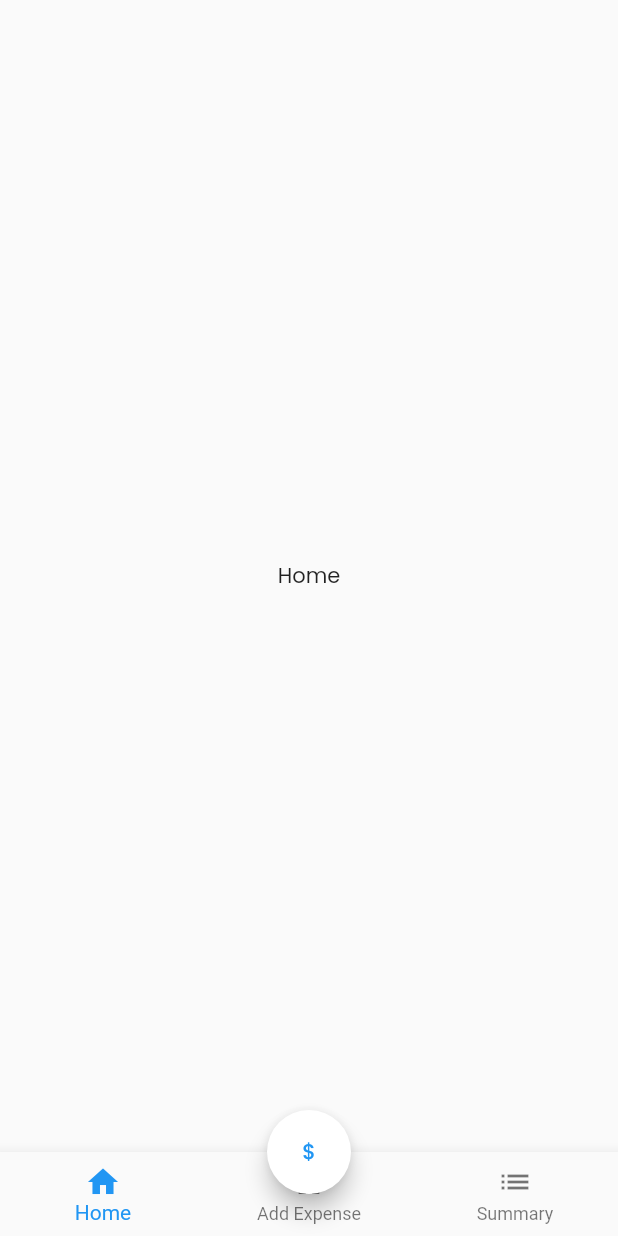
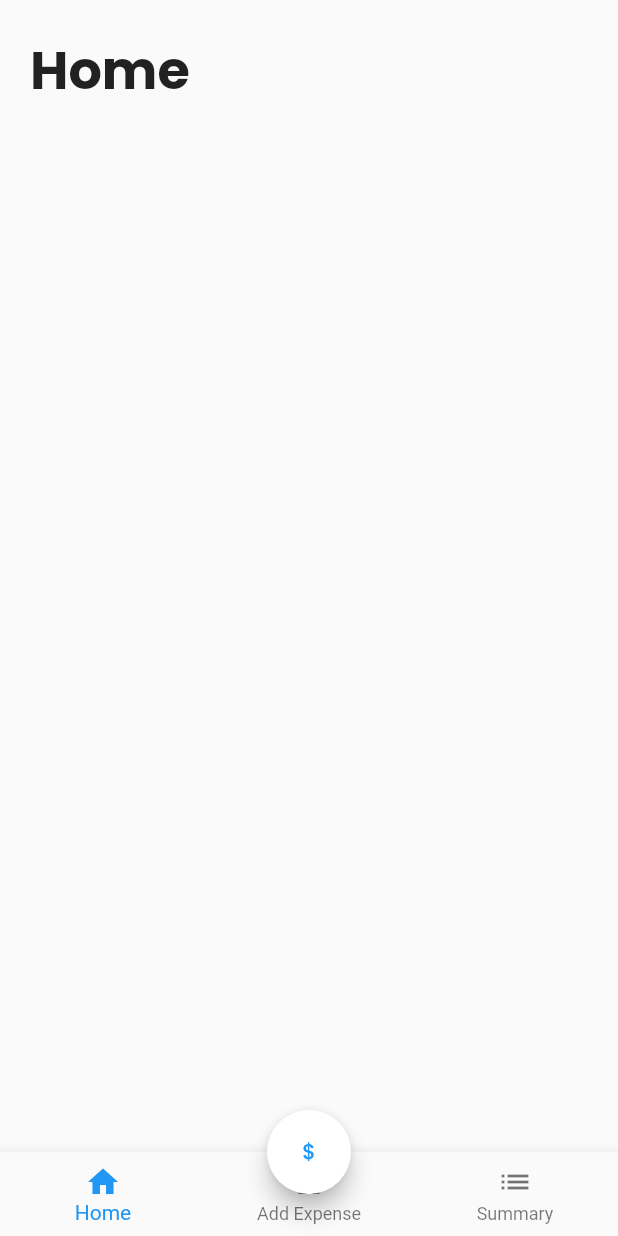
Before and after one commit to matekdev/WalletHero, a Flutter app: the screen it shows after launch, on a phone screen of 412 x 824 dp. Run offline on Flutter 3.47's test engine with Material 2 defaults, Android fonts, the phone set to English and light mode, and no system bars; our stand-ins replace flutter_masked_text2, google_fonts.

Commit message:
Work in progress

```diff
--- /dev/null
+++ b/lib/HomeScreen.dart
@@ -0,0 +1,92 @@
+import 'package:flutter/material.dart';
+import 'package:intl/intl.dart';
+
+import 'main.dart';
+
+class HomeScreen extends StatefulWidget {
+  final List<ExpenseData> data;
+  const HomeScreen({Key? key, required this.data}) : super(key: key);
+
+  @override
+  _HomeScreenState createState() => _HomeScreenState();
+}
+
+class _HomeScreenState extends State<HomeScreen> {
+  @override
+  Widget build(BuildContext context) {
+    return Material(
+      child: SafeArea(
+        child: Padding(
+          padding: const EdgeInsets.all(10),
+          child: widget.data.isEmpty
+              ? Column(
+                  children: [
+                    createCard(
+                      const Text(
+                        "Home",
+                        style: TextStyle(
+                          fontSize: 35,
+                          fontWeight: FontWeight.bold,
+                        ),
+                      ),
+                    ),
+                    const Spacer(),
+                    Center(
+                      child: createCard(
+                        const Text(
+                          "No expense data found",
+                          textAlign: TextAlign.center,
+                          style: TextStyle(
+                            fontSize: 25,
+                          ),
+                        ),
+                      ),
+                    ),
+                    const Spacer(),
+                  ],
+                )
+              : ListView(
+                  children: [
+                    createCard(
+                      const Text(
+                        "Home",
+                        style: TextStyle(
+                          fontSize: 35,
+                          fontWeight: FontWeight.bold,
+                        ),
+                      ),
+                    ),
+                    ...createExpenses(widget.data),
+                  ],
+                ),
+        ),
+      ),
+    );
+  }
+
+  String getMonth(DateTime date) {
+    return DateFormat.MMMM().format(date);
+  }
+
+  List<Widget> createExpenses(List<ExpenseData> data) {
+    List<Widget> expenses = [];
+
+    data.forEach((element) {
+      // expenses.add(
+      //   createCard(),
+      // );
+    });
+
+    return expenses;
+  }
+
+  Widget createCard(Widget content) {
+    return SizedBox(
+      width: MediaQuery.of(context).size.width,
+      child: Padding(
+        padding: const EdgeInsets.symmetric(vertical: 10, horizontal: 10),
+        child: content,
+      ),
+    );
+  }
+}
--- a/lib/main.dart
+++ b/lib/main.dart
@@ -1,6 +1,7 @@
 import 'package:flutter/material.dart';
 import 'package:wallet_hero/ExpenseScreen.dart';
 import 'package:google_fonts/google_fonts.dart';
+import 'package:wallet_hero/HomeScreen.dart';
 import 'package:wallet_hero/SummaryScreen.dart';
 
 void main() {
@@ -36,9 +37,13 @@ class MainPage extends StatefulWidget {
 class _MainPageState extends State<MainPage> {
   int currentIndex = 0;
 
+  final List<ExpenseData> expenses = [
+    ExpenseData(DateTime.now(), "\$25.00", "test"),
+  ];
+
   late var appScreens = [
-    const Center(
-      child: Text("Home"),
+    HomeScreen(
+      data: expenses,
     ),
     ExpenseScreen(
       onAdd: (amount, desc) => {
@@ -104,4 +109,22 @@ class _MainPageState extends State<MainPage> {
           )),
     );
   }
+
+  Widget createCard(Widget content) {
+    return SizedBox(
+      width: MediaQuery.of(context).size.width,
+      child: Padding(
+        padding: const EdgeInsets.symmetric(vertical: 10, horizontal: 10),
+        child: content,
+      ),
+    );
+  }
 }
+
+class ExpenseData {
+  DateTime date;
+  String total;
+  String note;
+
+  ExpenseData(this.date, this.total, this.note);
+}
--- a/pubspec.yaml
+++ b/pubspec.yaml
@@ -36,6 +36,7 @@ dependencies:
   cupertino_icons: ^1.0.2
   google_fonts: ^2.3.1
   flutter_masked_text2: ^0.9.1
+  intl: ^0.17.0
 
 dev_dependencies:
   flutter_test:
```
Also changed, not shown: pubspec.lock.
